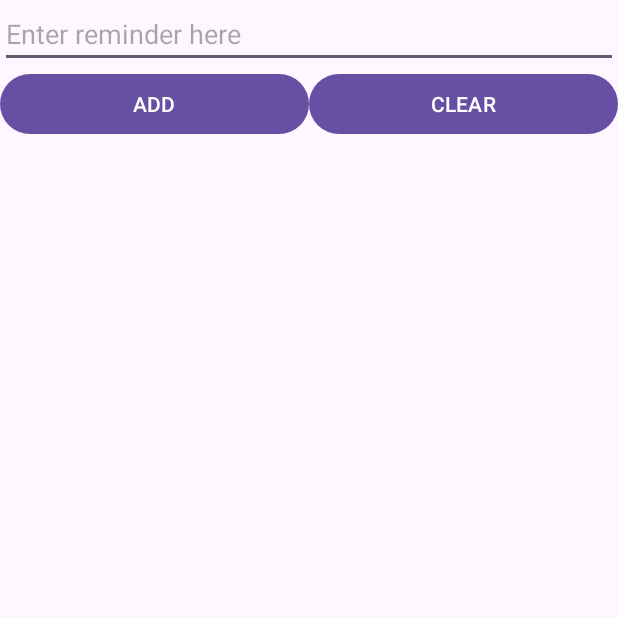
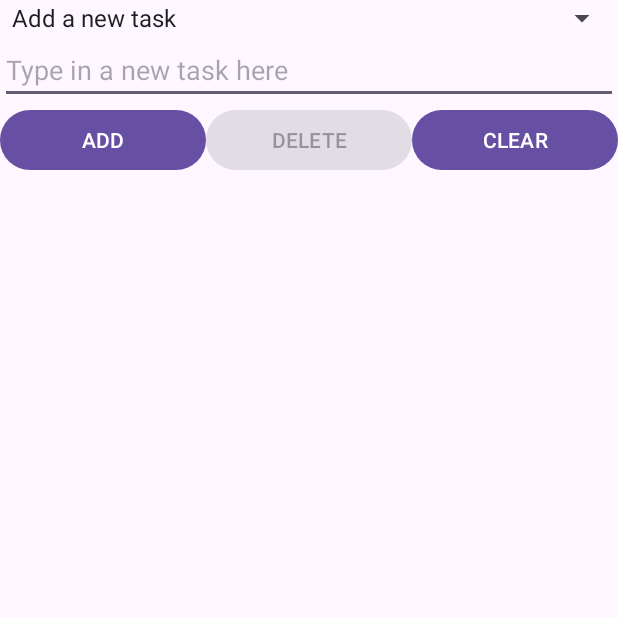
Before and after one commit to ryanlow-rp/C346P07, an Android app: the screen it shows after launch (MainActivity), on a phone screen of 412 x 824 dp, the top half of it. Run offline under Robolectric (Android 15) with nearby library versions, the phone set to English and light mode, and no system bars.

Commit message:
enhancement 1

```diff
--- a/app/src/main/java/sg/edu/rp/c346/id22000000/c346p07/MainActivity.java
+++ b/app/src/main/java/sg/edu/rp/c346/id22000000/c346p07/MainActivity.java
@@ -4,10 +4,12 @@ import androidx.appcompat.app.AppCompatActivity;
 
 import android.os.Bundle;
 import android.view.View;
+import android.widget.AdapterView;
 import android.widget.ArrayAdapter;
 import android.widget.Button;
 import android.widget.EditText;
 import android.widget.ListView;
+import android.widget.Spinner;
 
 import java.util.ArrayList;
 
@@ -16,7 +18,9 @@ public class MainActivity extends AppCompatActivity {
     EditText editText;
     Button btnAdd;
     Button btnClear;
+    Button btnDelete;
     ListView listView;
+    Spinner spinner;
 
     ArrayList<String> items;
 
@@ -28,12 +32,16 @@ public class MainActivity extends AppCompatActivity {
         editText = findViewById(R.id.editText);
         btnAdd = findViewById(R.id.btnAdd);
         btnClear = findViewById(R.id.btnClear);
+        btnDelete = findViewById(R.id.btnDelete);
         listView = findViewById(R.id.listView);
+        spinner = findViewById(R.id.spinner);
 
         items = new ArrayList<String>();
 
         ArrayAdapter adapter = new ArrayAdapter(this, android.R.layout.simple_list_item_1, items);
         listView.setAdapter(adapter);
+
+        btnDelete.setEnabled(false);
 
         btnClear.setOnClickListener(new View.OnClickListener() {
             @Override
@@ -54,5 +62,38 @@ public class MainActivity extends AppCompatActivity {
             }
         });
 
+        btnDelete.setOnClickListener(new View.OnClickListener() {
+            @Override
+            public void onClick(View view) {
+                int index = Integer.parseInt(editText.getText().toString());
+                editText.setText("");
+                items.remove(index);
+                adapter.notifyDataSetChanged();
+            }
+        });
+
+        spinner.setOnItemSelectedListener(new AdapterView.OnItemSelectedListener() {
+            @Override
+            public void onItemSelected(AdapterView<?> adapterView, View view, int i, long l) {
+                switch (i) {
+                    case 0:
+                        editText.setHint("Type in a new task here");
+                        btnDelete.setEnabled(false);
+                        btnAdd.setEnabled(true);
+                        break;
+                    case 1:
+                        editText.setHint("Type in the index of the task to be removed");
+                        btnDelete.setEnabled(true);
+                        btnAdd.setEnabled(false);
+                        break;
+                }
+            }
+
+            @Override
+            public void onNothingSelected(AdapterView<?> adapterView) {
+
+            }
+        });
+
     }
 }
--- a/app/src/main/res/layout/activity_main.xml
+++ b/app/src/main/res/layout/activity_main.xml
@@ -6,6 +6,12 @@
     android:layout_height="match_parent"
     android:orientation="vertical"
     tools:context=".MainActivity">
+
+    <Spinner
+        android:id="@+id/spinner"
+        android:layout_width="match_parent"
+        android:layout_height="wrap_content"
+        android:entries="@array/spinner_values" />
 
     <EditText
         android:id="@+id/editText"
@@ -28,6 +34,13 @@
             android:text="@string/button_title_add" />
 
         <Button
+            android:id="@+id/btnDelete"
+            android:layout_width="0dp"
+            android:layout_height="wrap_content"
+            android:layout_weight="1"
+            android:text="@string/button_title_delete" />
+
+        <Button
             android:id="@+id/btnClear"
             android:layout_width="0dp"
             android:layout_height="wrap_content"
--- a/app/src/main/res/values/strings.xml
+++ b/app/src/main/res/values/strings.xml
@@ -3,4 +3,9 @@
     <string name="hint_enter_reminder">Enter reminder here</string>
     <string name="button_title_add">ADD</string>
     <string name="button_title_clear">CLEAR</string>
+    <string name="button_title_delete">DELETE</string>
+    <string-array name="spinner_values">
+        <item>Add a new task</item>
+        <item>Remove a task</item>
+    </string-array>
 </resources>
```
